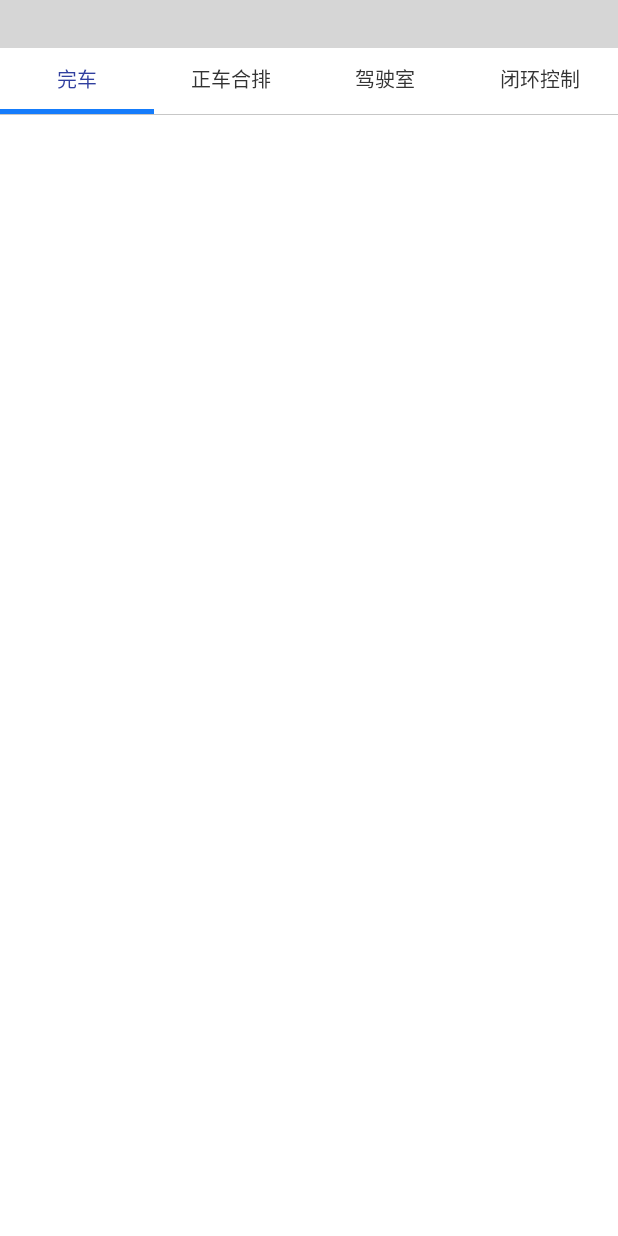
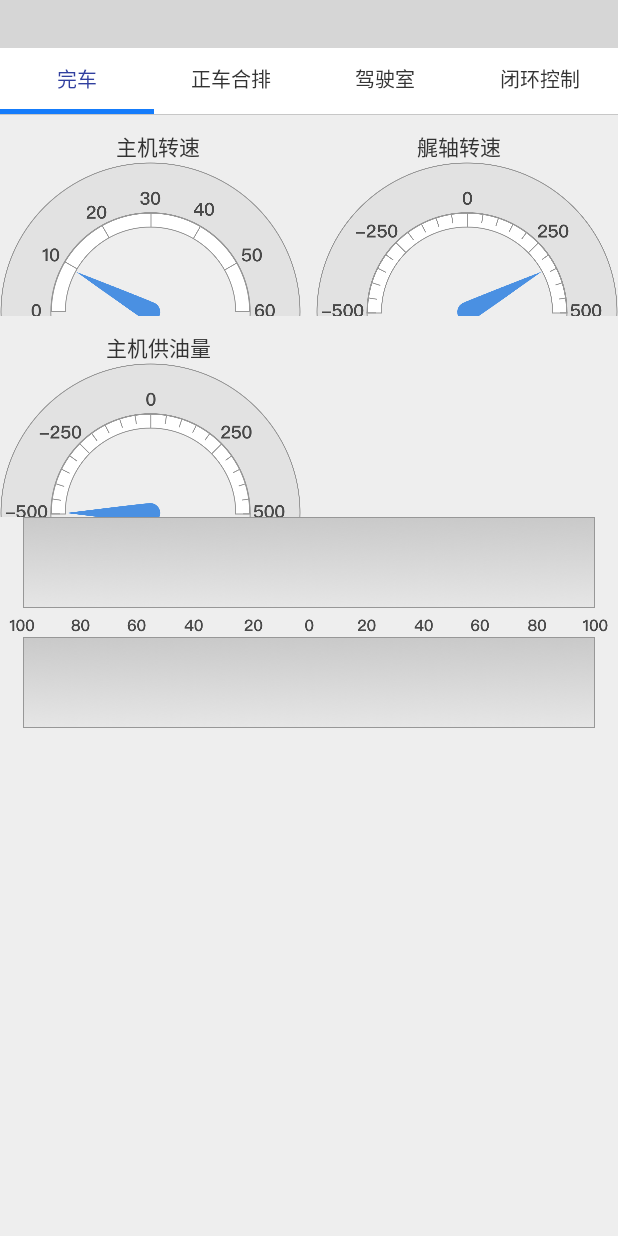
Before and after one commit to qiuh1016/ShipMonitor-A, an Android app: the MoreInfoActivity screen opened directly, with no data from a screen before it, on a phone screen of 412 x 824 dp. Run offline under Robolectric (Android 15) with nearby library versions, the phone set to English and light mode, and no system bars; libraries missing offline, so code that uses them is left out: com.loopj.android, com.qiuhong.qhlibrary, cz.msebera.android; plain views replace QHTitleView; 9 statements that could not run were skipped; grey boxes are pictures that could not be loaded.

Commit message:
仪表盘
01041550

```diff
--- a/app/build.gradle
+++ b/app/build.gradle
@@ -24,13 +24,13 @@ dependencies {
     androidTestCompile('com.android.support.test.espresso:espresso-core:2.2.2', {
         exclude group: 'com.android.support', module: 'support-annotations'
     })
+    compile project(':pullToRefresh')
     compile 'com.android.support:support-v4:23.4.0'
-    testCompile 'junit:junit:4.12'
     compile 'com.android.support:appcompat-v7:23.4.0'
     compile 'com.android.support.constraint:constraint-layout:1.0.0-alpha9'
     compile 'com.ashokvarma.android:bottom-navigation-bar:1.2.0'
     compile 'com.github.qiuh1016:qhdialog:1.1.3'
     compile 'com.loopj.android:android-async-http:1.4.9'
     compile 'com.kaopiz:kprogresshud:1.0.5'
-    compile project(':pullToRefresh')
+    testCompile 'junit:junit:4.12'
 }
--- a/app/src/main/java/com/cetcme/shipmonitor/Fragment/MoreInfoFragment_1.java
+++ b/app/src/main/java/com/cetcme/shipmonitor/Fragment/MoreInfoFragment_1.java
@@ -30,7 +30,7 @@ public class MoreInfoFragment_1 extends Fragment {
 
 
     public View onCreateView(LayoutInflater inflater,ViewGroup container,Bundle savedInstanceState) {
-        view = inflater.inflate(R.layout.fragment_more_info_1, container, false);
+        view = inflater.inflate(R.layout.fragment_more_info_fragment_1, container, false);
         context = this.getActivity();
 
         mTextView = (TextView) view.findViewById(R.id.data_textView_in_more_info);
--- /dev/null
+++ b/app/src/main/java/com/cetcme/shipmonitor/Fragment/MoreInfoFragment_2.java
@@ -0,0 +1,94 @@
+package com.cetcme.shipmonitor.Fragment;
+
+import android.animation.ObjectAnimator;
+import android.animation.ValueAnimator;
+import android.content.Context;
+import android.os.Bundle;
+import android.support.v4.app.Fragment;
+import android.util.Log;
+import android.view.LayoutInflater;
+import android.view.View;
+import android.view.ViewGroup;
+import android.widget.ImageView;
+import android.widget.LinearLayout;
+import android.widget.TextView;
+
+import com.cetcme.shipmonitor.R;
+import com.qiuhong.qhlibrary.Utils.DensityUtil;
+
+
+public class MoreInfoFragment_2 extends Fragment {
+
+
+    private View view;
+    private Context context;
+
+    private String TAG = "MoreInfoFragment_2";
+
+    private TextView pointImage;
+    private TextView pointImage2;
+
+
+    public View onCreateView(LayoutInflater inflater,ViewGroup container,Bundle savedInstanceState) {
+        view = inflater.inflate(R.layout.fragment_more_info_fragment_2, container, false);
+        context = this.getActivity();
+
+        initView(view);
+        rotatePoint();
+
+        return view;
+    }
+
+
+    private void initView(View view) {
+        //改变两个横向layout的宽高
+        LinearLayout zhuanpanLayout = (LinearLayout) view.findViewById(R.id.zhuanpan_layout);
+
+        int width = getActivity().getWindowManager().getDefaultDisplay().getWidth();
+        int margins = DensityUtil.dip2px(getActivity(), 10);
+        LinearLayout.LayoutParams params = new LinearLayout.LayoutParams(width - 2 * margins, width / 4 + margins);
+        params.setMargins(margins, margins, margins, margins);
+        zhuanpanLayout.setLayoutParams(params);
+
+        view.findViewById(R.id.zhuanpan_layout_2).setLayoutParams(params);
+
+        //隐藏第四个转盘
+        view.findViewById(R.id.zhuanpan_4).setVisibility(View.INVISIBLE);
+
+        //设置执行档位layout尺寸
+        int layoutWidth = width - 2 * margins;
+        LinearLayout.LayoutParams params1 = new LinearLayout.LayoutParams(layoutWidth,  layoutWidth * 555 / 1620 );
+        params1.setMargins(margins, margins * 2, margins, margins);
+        view.findViewById(R.id.zhidingdang).setLayoutParams(params1);
+    }
+
+    private void rotatePoint() {
+        pointImage = (TextView) view.findViewById(R.id.imageView_point);
+        pointImage2 = (TextView) view.findViewById(R.id.imageView_point_2);
+        rotateImage(pointImage, 0f, 180f);
+        rotateImage(pointImage2, 180f, 0f);
+    }
+
+
+    private void rotateImage(View v, float from, float to) {
+        // 第二个参数"rotation"表明要执行旋转
+        // 0f -> 360f，从旋转360度，也可以是负值，负值即为逆时针旋转，正值是顺时针旋转。
+        ObjectAnimator anim = ObjectAnimator.ofFloat(v, "rotation", from, to);
+
+        // 动画的持续时间，执行多久？
+        anim.setDuration(10000);
+
+        // 回调监听
+        anim.addUpdateListener(new ValueAnimator.AnimatorUpdateListener() {
+
+            @Override
+            public void onAnimationUpdate(ValueAnimator animation) {
+                float value = (Float) animation.getAnimatedValue();
+            }
+        });
+
+        // 正式开始启动执行动画
+        anim.start();
+    }
+
+}
--- a/app/src/main/java/com/cetcme/shipmonitor/MoreInfoActivity.java
+++ b/app/src/main/java/com/cetcme/shipmonitor/MoreInfoActivity.java
@@ -15,6 +15,7 @@ import android.widget.LinearLayout;
 import android.widget.TextView;
 
 import com.cetcme.shipmonitor.Fragment.MoreInfoFragment_1;
+import com.cetcme.shipmonitor.Fragment.MoreInfoFragment_2;
 import com.qiuhong.qhlibrary.QHTitleView.QHTitleView;
 
 import java.util.ArrayList;
@@ -158,7 +159,7 @@ public class MoreInfoActivity extends FragmentActivity {
         tab3_text.setOnClickListener(new TabOnClickListener(2));
         tab4_text.setOnClickListener(new TabOnClickListener(3));
 
-        fragments.add(new MoreInfoFragment_1());
+        fragments.add(new MoreInfoFragment_2());
         fragments.add(new MoreInfoFragment_1());
         fragments.add(new MoreInfoFragment_1());
         fragments.add(new MoreInfoFragment_1());
--- /dev/null
+++ b/app/src/main/java/com/cetcme/shipmonitor/Util/DensityUtil.java
@@ -0,0 +1,25 @@
+package com.cetcme.shipmonitor.Util;
+
+/**
+ * Created by qiuhong on 9/1/16.
+ */
+import android.content.Context;
+
+public class DensityUtil {
+
+    /**
+     * 根据手机的分辨率从 dp 的单位 转成为 px(像素)
+     */
+    public static int dip2px(Context context, float dpValue) {
+        final float scale = context.getResources().getDisplayMetrics().density;
+        return (int) (dpValue * scale + 0.5f);
+    }
+
+    /**
+     * 根据手机的分辨率从 px(像素) 的单位 转成为 dp
+     */
+    public static int px2dip(Context context, float pxValue) {
+        final float scale = context.getResources().getDisplayMetrics().density;
+        return (int) (pxValue / scale + 0.5f);
+    }
+}
--- /dev/null
+++ b/app/src/main/res/layout/fragment_more_info_fragment_2.xml
@@ -0,0 +1,174 @@
+<LinearLayout xmlns:android="http://schemas.android.com/apk/res/android"
+             xmlns:app="http://schemas.android.com/apk/res-auto"
+             xmlns:tools="http://schemas.android.com/tools"
+             android:layout_width="match_parent"
+             android:layout_height="match_parent"
+             tools:context=".Fragment.MoreInfoFragment_2"
+              android:orientation="vertical"
+    android:background="#EEEEEE">
+
+    <!-- TODO: Update blank fragment layout -->
+
+    <LinearLayout
+        android:layout_width="match_parent"
+        android:layout_height="wrap_content"
+        android:orientation="horizontal"
+        android:layout_marginTop="10dp"
+        android:layout_marginLeft="10dp"
+        android:layout_marginRight="10dp">
+
+        <TextView
+            android:layout_width="1dp"
+            android:layout_height="wrap_content"
+            android:layout_weight="1"
+            android:text="主机转速"
+            android:textColor="@color/text_color"
+            android:textAlignment="center"/>
+
+        <android.support.v4.widget.Space
+            android:layout_width="10dp"
+            android:layout_height="10dp"/>
+
+        <TextView
+            android:layout_width="1dp"
+            android:layout_height="wrap_content"
+            android:layout_weight="1"
+            android:text="艉轴转速"
+            android:textColor="@color/text_color"
+            android:textAlignment="center"/>
+
+    </LinearLayout>
+
+    <LinearLayout
+        android:layout_width="match_parent"
+        android:layout_height="wrap_content"
+        android:orientation="horizontal"
+        android:layout_margin="10dp"
+        android:id="@+id/zhuanpan_layout">
+
+
+        <FrameLayout
+            android:layout_width="200dp"
+            android:layout_height="200dp"
+            android:layout_weight="1"
+            android:background="@drawable/pic_main_speed">
+
+            <TextView
+                android:layout_width="match_parent"
+                android:layout_height="match_parent"
+                android:background="@drawable/pic_main_speed_point"
+                android:id="@+id/imageView_point"/>
+
+        </FrameLayout>
+
+        <android.support.v4.widget.Space
+            android:layout_width="10dp"
+            android:layout_height="10dp"/>
+
+        <FrameLayout
+            android:layout_width="200dp"
+            android:layout_height="200dp"
+            android:layout_weight="1"
+            android:background="@drawable/pic_weizhou_speed">
+
+            <TextView
+                android:layout_width="match_parent"
+                android:layout_height="match_parent"
+                android:background="@drawable/pic_main_speed_point"
+                android:id="@+id/imageView_point_2"/>
+
+        </FrameLayout>
+
+
+    </LinearLayout>
+
+    <LinearLayout
+        android:layout_width="match_parent"
+        android:layout_height="wrap_content"
+        android:orientation="horizontal"
+        android:layout_marginTop="10dp"
+        android:layout_marginLeft="10dp"
+        android:layout_marginRight="10dp">
+
+        <TextView
+            android:layout_width="1dp"
+            android:layout_height="wrap_content"
+            android:layout_weight="1"
+            android:text="主机供油量"
+            android:textColor="@color/text_color"
+            android:textAlignment="center"/>
+
+        <android.support.v4.widget.Space
+            android:layout_width="10dp"
+            android:layout_height="10dp"/>
+
+        <TextView
+            android:layout_width="1dp"
+            android:layout_height="wrap_content"
+            android:layout_weight="1"
+            android:text=""
+            android:textColor="@color/text_color"
+            android:textAlignment="center"/>
+
+    </LinearLayout>
+
+    <LinearLayout
+        android:layout_width="match_parent"
+        android:layout_height="wrap_content"
+        android:orientation="horizontal"
+        android:layout_margin="10dp"
+        android:id="@+id/zhuanpan_layout_2">
+
+
+        <FrameLayout
+            android:layout_width="200dp"
+            android:layout_height="200dp"
+            android:layout_weight="1"
+            android:background="@drawable/pic_weizhou_speed">
+
+            <TextView
+                android:layout_width="match_parent"
+                android:layout_height="match_parent"
+                android:background="@drawable/pic_main_speed_point"
+                android:id="@+id/imageView_point_3"/>
+
+        </FrameLayout>
+
+        <android.support.v4.widget.Space
+            android:layout_width="10dp"
+            android:layout_height="10dp"/>
+
+        <FrameLayout
+            android:layout_width="200dp"
+            android:layout_height="200dp"
+            android:layout_weight="1"
+            android:background="@drawable/pic_weizhou_speed"
+            android:id="@+id/zhuanpan_4">
+
+            <TextView
+                android:layout_width="match_parent"
+                android:layout_height="match_parent"
+                android:background="@drawable/pic_main_speed_point"
+                android:id="@+id/imageView_point_4"/>
+
+        </FrameLayout>
+
+
+    </LinearLayout>
+
+    <LinearLayout
+        android:layout_width="match_parent"
+        android:layout_height="wrap_content"
+        android:orientation="horizontal"
+        android:layout_margin="10dp"
+        android:id="@+id/zhidingdang">
+
+        <TextView
+            android:layout_width="match_parent"
+            android:layout_height="match_parent"
+            android:background="@drawable/pic_dang"/>
+
+    </LinearLayout>
+
+
+</LinearLayout>
--- a/app/src/main/res/values/strings.xml
+++ b/app/src/main/res/values/strings.xml
@@ -37,4 +37,7 @@
     <string name="error_state_record">正在录音中，请先停止录音</string>
     <string name="error_unknown">无法识别的错误</string>
 
+    <!-- TODO: Remove or change this placeholder text -->
+    <string name="hello_blank_fragment">Hello blank fragment</string>
+
 </resources>
```
Also changed, not shown: app/src/main/res/drawable-hdpi/pic_dang.png (added), app/src/main/res/drawable-hdpi/pic_main_speed.png (added), app/src/main/res/drawable-hdpi/pic_main_speed_point.png (added), app/src/main/res/drawable-hdpi/pic_weizhou_speed.png (added), app/src/main/res/layout/fragment_more_info_fragment_1.xml (renamed from app/src/main/res/layout/fragment_more_info_1.xml), 1 other file.
